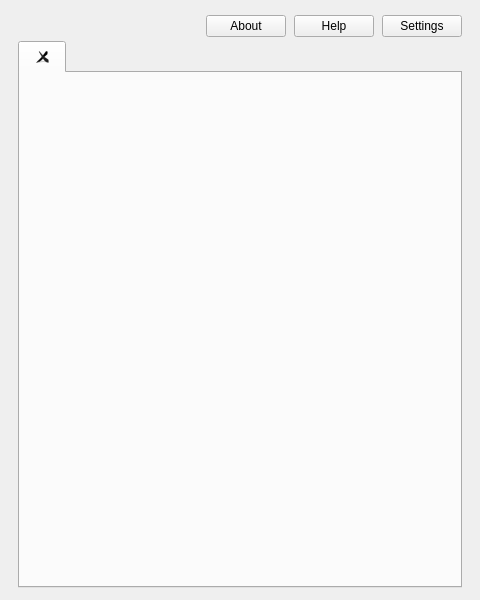
Ernest314/WoW-Console-Runner, file src/mainwindow.ui: the form before one commit.
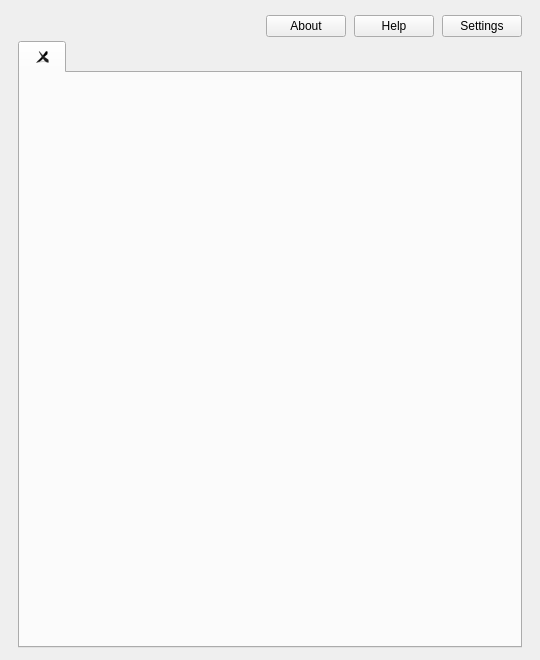
The form after the commit. Icons and pictures are not drawn.

Commit message:
Slightly expanded default window size
(to make up for removing half the interface, pretty much)

Patch:
```diff
--- a/src/mainwindow.ui
+++ b/src/mainwindow.ui
@@ -6,8 +6,8 @@
    <rect>
     <x>0</x>
     <y>0</y>
-    <width>480</width>
-    <height>600</height>
+    <width>540</width>
+    <height>660</height>
    </rect>
   </property>
   <property name="windowTitle">
```
